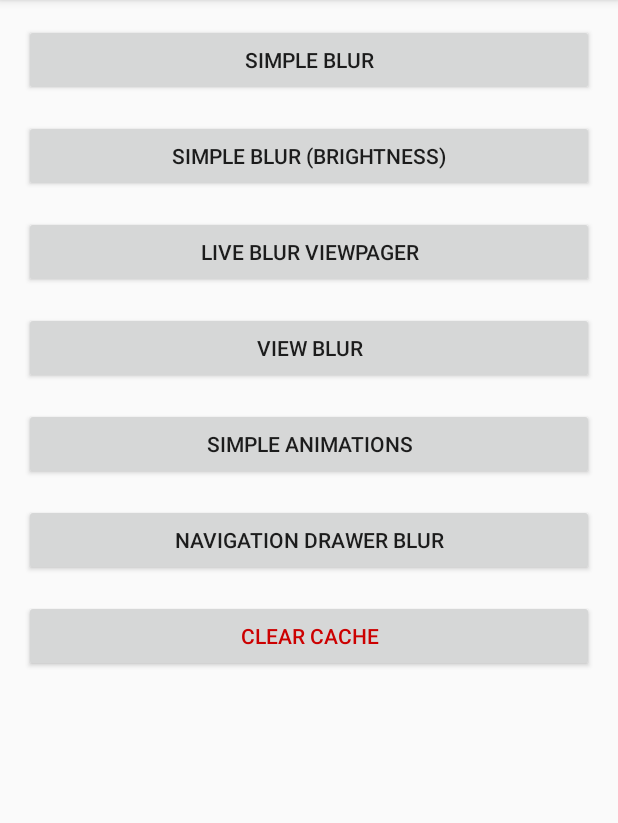
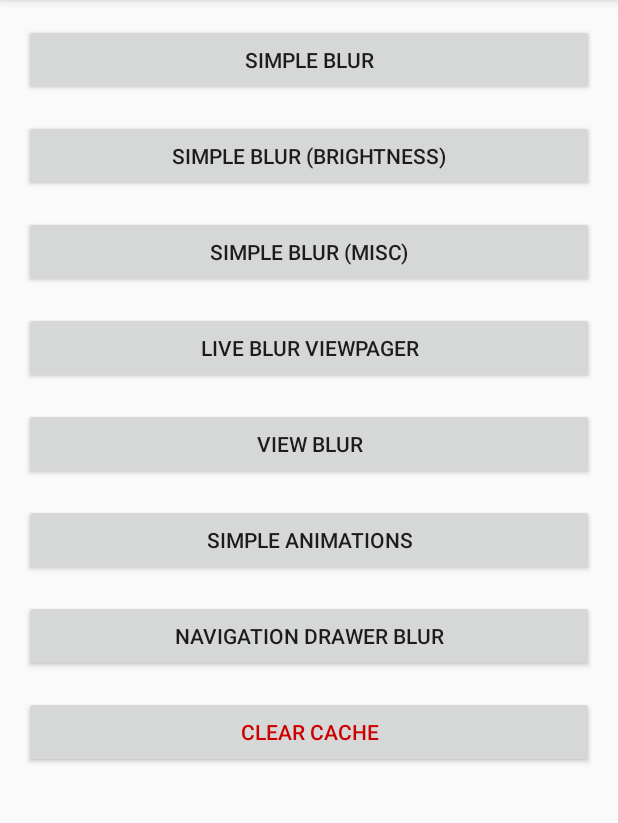
Before and after one commit to patrickfav/Dali, an Android app: the screen it shows after launch (MainMenuActivity), on a phone screen of 412 x 824 dp, the part 84-907 px from its top. Run offline under Robolectric (Android 15) with nearby library versions, the phone set to English and light mode, and no system bars.

Commit message:
first try to colormatrix

```diff
--- a/DaliTestApp/src/main/java/at/favre/app/dalitest/activity/GenericActivity.java
+++ b/DaliTestApp/src/main/java/at/favre/app/dalitest/activity/GenericActivity.java
@@ -9,6 +9,7 @@ import at.favre.app.dalitest.fragment.LiveBlurFragment;
 import at.favre.app.dalitest.fragment.SimpleAnimationFragment;
 import at.favre.app.dalitest.fragment.SimpleBlurBrightnessFragment;
 import at.favre.app.dalitest.fragment.SimpleBlurFragment;
+import at.favre.app.dalitest.fragment.SimpleBlurPlaygroundFragment;
 import at.favre.app.dalitest.fragment.ViewBlurFragment;
 
 
@@ -40,6 +41,8 @@ public class GenericActivity extends ActionBarActivity {
 				return new ViewBlurFragment();
 			case 4:
 				return new SimpleBlurBrightnessFragment();
+			case 5:
+				return new SimpleBlurPlaygroundFragment();
 			default:
 				return null;
 		}
--- a/DaliTestApp/src/main/java/at/favre/app/dalitest/activity/MainMenuActivity.java
+++ b/DaliTestApp/src/main/java/at/favre/app/dalitest/activity/MainMenuActivity.java
@@ -23,6 +23,7 @@ public class MainMenuActivity extends ActionBarActivity {
 		findViewById(R.id.btn_animation1).setOnClickListener(new StartActivityListener(this,2));
 		findViewById(R.id.btn_viewblur).setOnClickListener(new StartActivityListener(this,3));
 		findViewById(R.id.btn_blur2).setOnClickListener(new StartActivityListener(this,4));
+		findViewById(R.id.btn_blur_misc).setOnClickListener(new StartActivityListener(this,5));
 		findViewById(R.id.btn_navdrawer).setOnClickListener(new View.OnClickListener() {
 			@Override
 			public void onClick(View view) {
--- a/DaliTestApp/src/main/res/layout/activity_main_menu.xml
+++ b/DaliTestApp/src/main/res/layout/activity_main_menu.xml
@@ -24,6 +24,15 @@
         android:layout_marginRight="16dp"
         android:layout_marginTop="16dp"
         android:text="Simple Blur (Brightness)"/>
+
+    <Button
+        android:id="@+id/btn_blur_misc"
+        android:layout_width="match_parent"
+        android:layout_height="wrap_content"
+        android:layout_marginLeft="16dp"
+        android:layout_marginRight="16dp"
+        android:layout_marginTop="16dp"
+        android:text="Simple Blur (Misc)"/>
 
     <Button
         android:id="@+id/btn_liveblur1"
--- a/dali/src/main/java/at/favre/lib/dali/builder/ImageReference.java
+++ b/dali/src/main/java/at/favre/lib/dali/builder/ImageReference.java
@@ -62,8 +62,12 @@ public class ImageReference {
 	}
 
 	public ImageReference(File fileToBitmap) {
+		this(fileToBitmap,"file_"+fileToBitmap.getAbsolutePath());
+	}
+
+	public ImageReference(File fileToBitmap, String cacheKey) {
 		this.fileToBitmap = fileToBitmap;
-		this.contentId = "file_"+fileToBitmap.getAbsolutePath();
+		this.contentId = cacheKey;
 		this.type=SourceType.FILE;
 	}
 
```
Also changed, not shown: DaliTestApp/src/main/java/at/favre/app/dalitest/fragment/SimpleBlurPlaygroundFragment.java (added, +62 -0 lines), dali/src/main/java/at/favre/lib/dali/Dali.java (+9 -0 lines), dali/src/main/java/at/favre/lib/dali/builder/blur/BlurBuilder.java (+6 -3 lines), dali/src/main/java/at/favre/lib/dali/builder/processor/RenderScriptColorFilter.java (+36 -1 lines).
